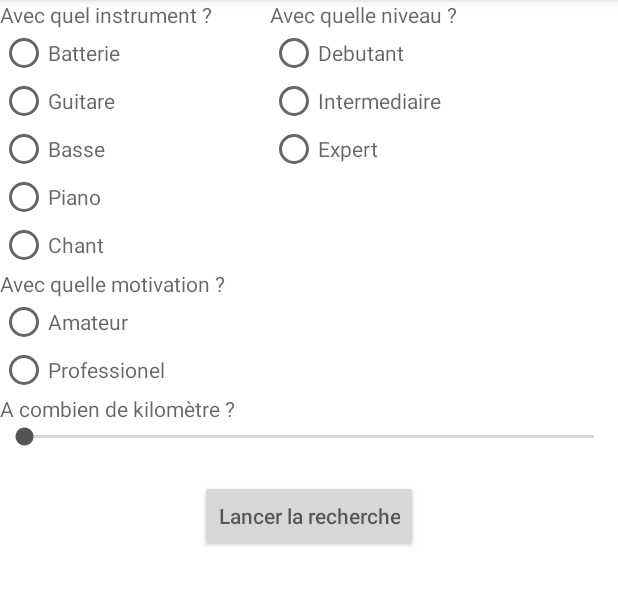
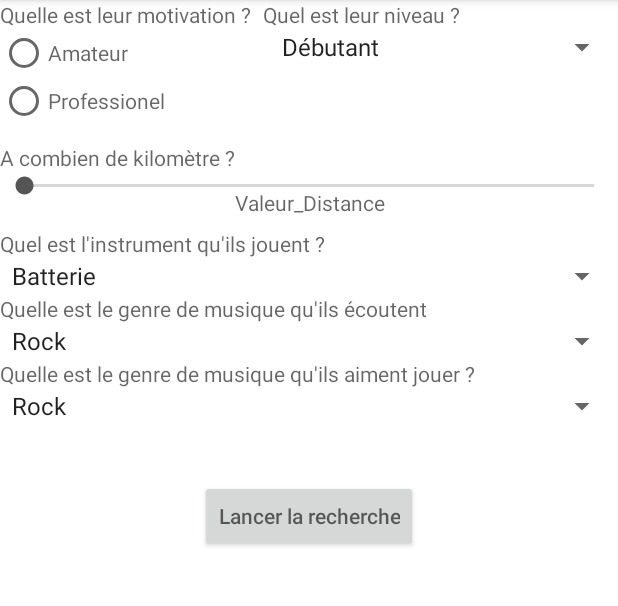
Before and after one commit to claire-mielcarek/MusicHall, an Android app: the CriteresMusiciens screen opened directly, with no data from a screen before it, on a phone screen of 412 x 824 dp, the part 84-690 px from its top. Run offline under Robolectric (Android 15) with nearby library versions, the phone set to English and light mode, and no system bars.

Commit message:
Avancé sur la fonction recherche : Changement des critères de sélection Affichage de tous les groupes et musiciens sur la Bdd firebase Il faut maintenant faire fonctionner les critères dans la sélection de la recherche.

```diff
--- a/app/build.gradle
+++ b/app/build.gradle
@@ -42,6 +42,7 @@ dependencies {
     // importation du recycle view
     implementation 'com.android.support:recyclerview-v7:28.0.0'
 
+
 }
 
 apply plugin: 'com.google.gms.google-services'
--- a/app/src/main/java/com/projet/musichall/Search/CriteresMusiciens.java
+++ b/app/src/main/java/com/projet/musichall/Search/CriteresMusiciens.java
@@ -1,22 +1,27 @@
 package com.projet.musichall.Search;
 
+import android.content.Intent;
 import android.os.Bundle;
 import android.support.v7.app.AppCompatActivity;
+import android.view.View;
+import android.widget.AdapterView;
+import android.widget.ArrayAdapter;
 import android.widget.Button;
 import android.widget.EditText;
 import android.widget.RadioButton;
 import android.widget.RadioGroup;
 import android.widget.SeekBar;
+import android.widget.Spinner;
 import android.widget.TextView;
+import android.widget.Toast;
 
 import com.projet.musichall.BaseActivity;
 import com.projet.musichall.R;
 
 import java.util.Date;
 
-public class CriteresMusiciens extends BaseActivity {
-    RadioGroup instruments;
-    RadioGroup niveau;
+public class CriteresMusiciens extends BaseActivity implements AdapterView.OnItemSelectedListener {
+
     RadioGroup motivation;
     TextView indicteur_instruments;
     TextView indicteur_niveau;
@@ -32,8 +37,32 @@ public class CriteresMusiciens extends BaseActivity {
         super.onCreate(savedInstanceState);
         setContentView(R.layout.search_criteres_musiciens);
 
-        instruments = (RadioGroup)findViewById(R.id.instruments);
-        niveau = (RadioGroup)findViewById(R.id.niveau);
+        Spinner spinnerInstruments = findViewById(R.id.instruments);
+        ArrayAdapter<CharSequence> adapter = ArrayAdapter.createFromResource(this, R.array.instruments, android.R.layout.simple_spinner_item );
+        adapter.setDropDownViewResource(android.R.layout.simple_spinner_dropdown_item);
+        spinnerInstruments.setAdapter(adapter);
+        spinnerInstruments.setOnItemSelectedListener(this);
+
+        Spinner spinnerEcoute = findViewById(R.id.musiqueJouee);
+        ArrayAdapter<CharSequence> adapter2 = ArrayAdapter.createFromResource(this, R.array.genres, android.R.layout.simple_spinner_item );
+        adapter2.setDropDownViewResource(android.R.layout.simple_spinner_dropdown_item);
+        spinnerEcoute.setAdapter(adapter2);
+        spinnerEcoute.setOnItemSelectedListener(this);
+
+        Spinner spinnerJoue = findViewById(R.id.musiqueEcoutee);
+        ArrayAdapter<CharSequence> adapter3 = ArrayAdapter.createFromResource(this, R.array.genres, android.R.layout.simple_spinner_item );
+        adapter3.setDropDownViewResource(android.R.layout.simple_spinner_dropdown_item);
+        spinnerJoue.setAdapter(adapter3);
+        spinnerJoue.setOnItemSelectedListener(this);
+
+        Spinner spinnerNiveau = findViewById(R.id.niveau);
+        ArrayAdapter<CharSequence> adapter4 = ArrayAdapter.createFromResource(this, R.array.niveaux, android.R.layout.simple_spinner_item );
+        adapter4.setDropDownViewResource(android.R.layout.simple_spinner_dropdown_item);
+        spinnerNiveau.setAdapter(adapter4);
+        spinnerNiveau.setOnItemSelectedListener(this);
+
+
+
         motivation = (RadioGroup)findViewById(R.id.motivation);
         indicteur_instruments = findViewById(R.id.indicateur_instrument);
         indicteur_niveau = findViewById(R.id.indicateur_niveau);
@@ -41,6 +70,17 @@ public class CriteresMusiciens extends BaseActivity {
         indicteur_localisation = findViewById(R.id.indicateur_localisation);
         valeurDistance = findViewById(R.id.valeurDistance);
         lancerRecherche = findViewById(R.id.lancerRecherche);
+
+        lancerRecherche.setOnClickListener(new View.OnClickListener() {
+
+            @Override
+            public void onClick(View v) {
+                Intent intent = new Intent(CriteresMusiciens.this, RechercheActivity.class);
+                intent.putExtra("Search",1);
+                startActivity(intent);
+            }
+        });
+
 
 
 
@@ -51,4 +91,14 @@ public class CriteresMusiciens extends BaseActivity {
 
     }
 
+    @Override
+    public void onItemSelected(AdapterView<?> parent, View view, int position, long id) {
+        String text = parent.getItemAtPosition(position).toString();
+        Toast.makeText(parent.getContext(), text, Toast.LENGTH_SHORT).show();
+    }
+
+    @Override
+    public void onNothingSelected(AdapterView<?> parent) {
+
+    }
 }
--- a/app/src/main/res/layout/search_criteres_musiciens.xml
+++ b/app/src/main/res/layout/search_criteres_musiciens.xml
@@ -12,70 +12,46 @@
     android:id="@+id/indicateur_instrument"
     android:layout_width="wrap_content"
     android:layout_height="wrap_content"
-    android:hint="Avec quel instrument ?"
-    android:gravity="top"
+    android:hint="Quel est l'instrument qu'ils jouent ?"
+    android:layout_marginTop="20dp"
+    android:layout_below="@+id/valeurDistance"
         />
     <TextView
     android:id="@+id/indicateur_niveau"
     android:layout_width="wrap_content"
     android:layout_height="wrap_content"
-    android:hint="Avec quelle niveau ?"
-    android:layout_toRightOf="@+id/instruments"
-    android:layout_marginLeft="100dp"
+    android:hint="Quel est leur niveau ?"
+    android:layout_marginLeft="175dp"
         />
     <TextView
     android:id="@+id/indicateur_motivation"
     android:layout_width="wrap_content"
     android:layout_height="wrap_content"
-    android:hint="Avec quelle motivation ?"
-    android:layout_below="@+id/instruments"
+    android:hint="Quelle est leur motivation ?"
+
         />
-
-
-
-
-
-
-
-    <RadioGroup
-        android:id="@+id/instruments"
+    <TextView
+        android:id="@+id/affichageDistance"
         android:layout_width="wrap_content"
         android:layout_height="wrap_content"
-        android:layout_below="@+id/indicateur_instrument"
-        android:gravity="top">
-
-    <RadioButton
-        android:id="@+id/instruments1"
+        android:layout_toRightOf="@+id/indicateur_localisation"
+        android:layout_marginTop="125dp"
+        android:hint="Valeur_Distance"
+        />
+    <TextView
+        android:id="@+id/musiqueEcoute"
         android:layout_width="wrap_content"
         android:layout_height="wrap_content"
-        android:hint="Batterie"/>
-
-    <RadioButton
-        android:id="@+id/instruments2"
+        android:hint="Quelle est le genre de musique qu'ils écoutent"
+        android:layout_below="@+id/instruments"
+        />
+    <TextView
+        android:id="@+id/musiqueJouer"
         android:layout_width="wrap_content"
         android:layout_height="wrap_content"
-        android:hint="Guitare"/>
-
-    <RadioButton
-        android:id="@+id/instruments3"
-        android:layout_width="wrap_content"
-        android:layout_height="wrap_content"
-        android:hint="Basse"/>
-
-        <RadioButton
-            android:id="@+id/instruments4"
-            android:layout_width="wrap_content"
-            android:layout_height="wrap_content"
-
-            android:hint="Piano"/>
-
-
-        <RadioButton
-            android:id="@+id/instruments5"
-            android:layout_width="wrap_content"
-            android:layout_height="wrap_content"
-            android:hint="Chant"/>
-    </RadioGroup>
+        android:hint="Quelle est le genre de musique qu'ils aiment jouer ?"
+        android:layout_below="@+id/musiqueEcoutee"
+        />
 
 
     <RadioGroup
@@ -99,35 +75,14 @@
 
     </RadioGroup>
 
-    <RadioGroup
+    <Spinner
         android:id="@+id/niveau"
-        android:layout_width="wrap_content"
+        android:layout_width="match_parent"
         android:layout_height="wrap_content"
         android:layout_below="@+id/indicateur_niveau"
-        android:layout_marginLeft="180dp"
-        >
+        android:layout_marginLeft="180dp">
 
-        <RadioButton
-            android:id="@+id/debutant"
-            android:layout_width="wrap_content"
-            android:layout_height="wrap_content"
-            android:hint="Debutant"
-            />
-
-        <RadioButton
-            android:id="@+id/intermediaire"
-            android:layout_width="wrap_content"
-            android:layout_height="wrap_content"
-            android:hint="Intermediaire"
-            />
-
-        <RadioButton
-            android:id="@+id/expert"
-            android:layout_width="wrap_content"
-            android:layout_height="wrap_content"
-
-            android:hint="Expert"/>
-    </RadioGroup>
+    </Spinner>
 
 
     <TextView
@@ -135,7 +90,7 @@
         android:layout_width="wrap_content"
         android:layout_height="wrap_content"
         android:hint="A combien de kilomètre ?"
-        android:layout_below="@+id/motivation"
+        android:layout_marginTop="95dp"
 
 
         />
@@ -151,6 +106,28 @@
         />
 
 
+    <Spinner
+        android:id="@+id/instruments"
+        android:layout_width="match_parent"
+        android:layout_height="wrap_content"
+        android:layout_below="@+id/indicateur_instrument"
+        ></Spinner>
+
+    <Spinner
+        android:id="@+id/musiqueEcoutee"
+        android:layout_width="match_parent"
+        android:layout_height="wrap_content"
+        android:layout_below="@+id/musiqueEcoute"
+        >
+    </Spinner>
+
+    <Spinner
+        android:id="@+id/musiqueJouee"
+        android:layout_width="match_parent"
+        android:layout_height="wrap_content"
+        android:layout_below="@+id/musiqueJouer"
+        ></Spinner>
+
 
     <Button
         android:id="@+id/lancerRecherche"
--- a/app/src/main/res/values/strings.xml
+++ b/app/src/main/res/values/strings.xml
@@ -32,7 +32,7 @@
     <string name="text_recherche">Qu est ce que tu recherche?</string>
     <string name="groupes">Un groupe</string>
     <string name="musiciens">Des musiciens</string>
-    <string name="recherche_musicien">Quelle musicien tu recherche</string>
+    <string name="recherche_musicien">Quel est son nom ?</string>
     <string name="signup">signup</string>
     <string name="signin">signup</string>
 
@@ -105,4 +105,12 @@
         <item name="Musique Experimentale">Musique Experimentale</item>
     </string-array>
 
+    <string-array name="niveaux">
+        <item name="Debutant">Débutant</item>
+        <item name="Intermediaire">Intermediaire</item>
+        <item name="Avance">Avance</item>
+        <item name="Expert">Expert</item>
+        <item name="Maitre">Maître</item>
+    </string-array>
+
 </resources>
```
Also changed, not shown: app/src/main/java/com/projet/musichall/Search/CriteresGroupe.java (+83 -11 lines), app/src/main/java/com/projet/musichall/Search/RechercheActivity.java (+81 -21 lines), app/src/main/res/layout/search_criteres_groupe.xml (+33 -86 lines).
